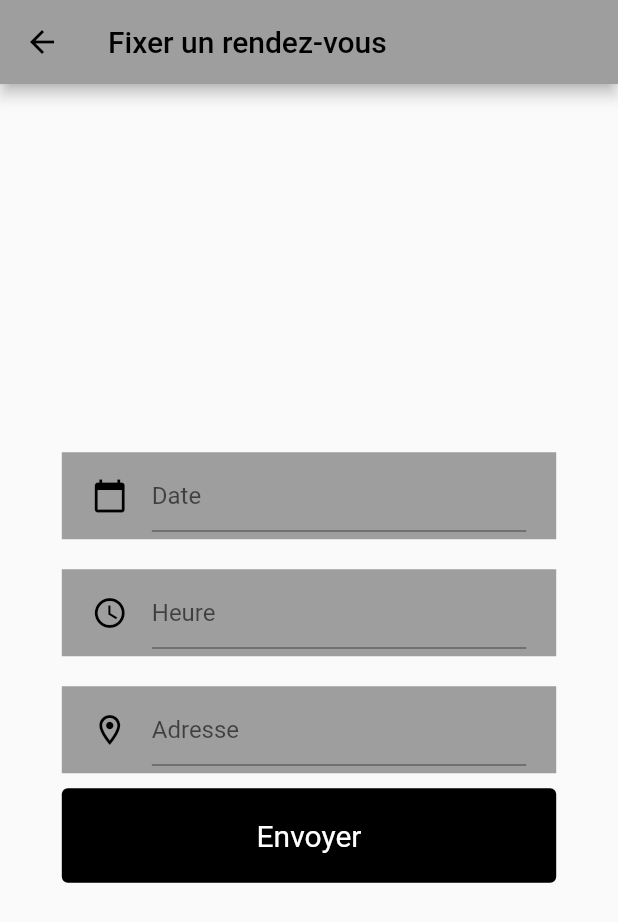
After one commit to jkom4/TUnderMobile, a Flutter app: the screen it shows after launch, after a tap on "Fixer un rendez-vous", on a phone screen of 412 x 824 dp. The commit adds this screen. Shown: the top 922 px of the screen. Run offline on Flutter 3.47's test engine with Material 2 defaults, Android fonts, the phone set to English and light mode, and no system bars; our stand-ins replace cloud_firestore, firebase_auth, firebase_core, flutter_dotenv, flutter_secure_storage, flutter_svg and 3 more; missing offline and left inert: flutter_google_places, flutter_polyline_points, google_maps_webservice, jwt_decode; accounts and stored records are empty; network calls fail.

Commit message:
Fixer rdv

```diff
--- /dev/null
+++ b/lib/components/constants.dart
@@ -0,0 +1 @@
+const String google_api_key = "AIzaSyCiEuueD2rghj3kvOYgQQ6mVlqLVrBnqzg";
--- a/lib/main.dart
+++ b/lib/main.dart
@@ -2,9 +2,10 @@ import 'dart:io';
 import 'package:firebase_core/firebase_core.dart';
 import 'package:flutter/material.dart';
 import 'package:flutter_dotenv/flutter_dotenv.dart';
-import 'package:tunder/view/mes_demandes_view.dart';
+import 'package:tunder/view/demande_tutorat_view.dart';
 import 'package:tunder/view/my_homePage.dart';
-import 'package:tunder/view/navigation.dart';
+import 'package:tunder/view/rendez_vous.dart';
+
 
 Future<void> main() async {
   WidgetsFlutterBinding.ensureInitialized();
@@ -35,7 +36,7 @@ class MyApp extends StatelessWidget {
       theme: ThemeData(
         primarySwatch: Colors.grey,
       ),
-      home:  NavigationPage(title: "Navigation",),
+      home:  DemandeTutorat(),
 
     );
   }
--- a/lib/model/demande.dart
+++ b/lib/model/demande.dart
@@ -70,7 +70,7 @@ class Demande {
     if (gestionnaire != null) {
       this.gestionnaire = gestionnaire;
     } else {
-      throw Exception('Gestionnaire non selectionné');
+        throw Exception('Gestionnaire non selectionné');
     }
   }
 
--- a/lib/model/rencontre.dart
+++ b/lib/model/rencontre.dart
@@ -23,7 +23,7 @@ class Rencontre {
     if (date == null) {
       this.date = DateTime.fromMicrosecondsSinceEpoch(0);
     } else {
-      this.date = DateFormat("dd/MM/yyyy", "en_US").parse(date);
+      this.date = DateFormat("dd/MM/yyyy HH:mm", "en_US").parse(date);
     }
   }
 
--- a/lib/model/userSession.dart
+++ b/lib/model/userSession.dart
@@ -34,16 +34,15 @@ class UserSessionProvider {
     await _flutterSecureStorage.delete(key: "jwtToken");
   }
 
+
   Utilisateur currentUser() {
-
-    print("jwt" + jwtToken.toString());
     var json = jsonDecode(jwtToken);
     var token = json['tokenString'];
     // To decode the token
     Map<String, dynamic> payload = Jwt.parseJwt(token);
     // Print the payload
     print( "payload "+ payload.toString());
-    return new Utilisateur(payload['Name'], payload['Name'], payload['Email'],payload['Roles']);
+    return new Utilisateur(payload['Name'], payload['Name'], payload['Email']);
   }
 
 }
--- a/lib/presenter/i_mes_demandes.dart
+++ b/lib/presenter/i_mes_demandes.dart
@@ -1 +1,3 @@
-abstract class ImesDemandes {}
+abstract class ImesDemandes {
+  void displayError(String errorMessage);
+}
--- /dev/null
+++ b/lib/presenter/navigation_presenter.dart
@@ -0,0 +1,4 @@
+class NavigationPresenter {
+
+
+}
--- a/lib/view/demande_tutorat_view.dart
+++ b/lib/view/demande_tutorat_view.dart
@@ -9,6 +9,7 @@ import 'package:tunder/model/utilisateur.dart';
 import 'package:tunder/presenter/i_demande_tutorat.dart';
 import 'package:tunder/components/title_page.dart';
 import 'package:tunder/presenter/demande_presenter.dart';
+import 'package:tunder/view/rendez_vous.dart';
 
 class DemandeTutorat extends StatefulWidget {
   const DemandeTutorat({Key? key}) : super(key: key);
@@ -19,6 +20,8 @@ class DemandeTutorat extends StatefulWidget {
 
 class _DemandeTutoratState extends State<DemandeTutorat>
     implements IdemandeTutorat {
+
+
   late DemandePresenter demandePresenter;
   late Future<List<Cours>> coursGivenBloc;
   Future<List<Utilisateur>>? tutorGivenCours;
@@ -73,6 +76,7 @@ class _DemandeTutoratState extends State<DemandeTutorat>
             coursDropdown(coursGivenBloc, _updateTutorGivenCoursState),
             tutorDropdown(tutorGivenCours, _updateSelectedTutor),
             commentText(_updateComment),
+
             Column(
               crossAxisAlignment: CrossAxisAlignment.center,
               children: [
@@ -80,6 +84,15 @@ class _DemandeTutoratState extends State<DemandeTutorat>
                   width: 0,
                   height: 10,
                 ),
+                SizedBox(height: 8),
+                ElevatedButton(
+                  onPressed: () {
+                    navigateAndGetRencontre(context);
+                  },
+                  child: const Text('Fixer un rendez-vous'),
+
+                ),
+                SizedBox(height: 8),
                 ButtonTUnder(
                     width: MediaQuery.of(context).size.width * 0.8,
                     callback: () {
@@ -93,9 +106,29 @@ class _DemandeTutoratState extends State<DemandeTutorat>
               ],
             )
           ],
+
         ))),
       ),
     );
+  }
+
+  Future<void> navigateAndGetRencontre(BuildContext context) async {
+    // Navigator.push returns a Future that completes after calling
+    // Navigator.pop on the Selection Screen.
+    final result = await Navigator.push(
+      context,
+      MaterialPageRoute(builder: (context) => const RendezVousPage()),
+    );
+
+    // When a BuildContext is used from a StatefulWidget, the mounted property
+    // must be checked after an asynchronous gap.
+    if (!mounted) return;
+
+    // After the Selection Screen returns a result, hide any previous snackbars
+    // and show the new result.
+    ScaffoldMessenger.of(context)
+      ..removeCurrentSnackBar()
+      ..showSnackBar(SnackBar(content: Text('$result')));
   }
 
   @override
--- /dev/null
+++ b/lib/view/rendez_vous.dart
@@ -0,0 +1,122 @@
+import 'package:flutter/material.dart';
+import 'package:flutter_google_places/flutter_google_places.dart';
+import 'package:google_maps_webservice/places.dart';
+import 'package:intl/intl.dart';
+import 'package:tunder/components/constants.dart';
+import 'package:tunder/model/rencontre.dart';
+import '../components/button_tunder.dart';
+import '../components/text_field_container.dart';
+
+class RendezVousPage extends StatefulWidget {
+  const RendezVousPage({Key? key}) : super(key: key);
+
+  @override
+  State<RendezVousPage> createState() => _RendezVousState();
+}
+
+class _RendezVousState extends State<RendezVousPage> {
+
+  TextEditingController dateController = TextEditingController();
+  TextEditingController heureController = TextEditingController();
+  TextEditingController lieuController = TextEditingController();
+
+  @override
+  Widget build(BuildContext context) {
+    return Scaffold(
+      appBar: AppBar(
+        title: Text("Fixer un rendez-vous"),
+      ),
+      body: Center(
+        child: Column(
+            mainAxisAlignment: MainAxisAlignment.center,
+            children: <Widget>[
+              TextFieldContainer(
+                child: TextField(
+                    controller: dateController,
+                    decoration: const InputDecoration(
+                        icon: Icon(Icons.calendar_today,
+                        color: Colors.black,),
+                        hintText: "Date"),
+                    readOnly: true,  // when true user cannot edit text
+                    onTap: () async {
+                      //when click we have to show the datepicker
+                      DateTime? pickedDate = await showDatePicker(
+                          context: context,
+                          initialDate: DateTime.now(), //get today's date
+                          firstDate:DateTime(2000), //DateTime.now() - not to allow to choose before today.
+                          lastDate: DateTime(2101),
+
+                      );
+
+                      dateController.text = DateFormat('dd/MM/yyyy').format(pickedDate!);
+
+                    }
+                ),
+              ),
+              TextFieldContainer(
+                child: TextField(
+                    controller: heureController,
+                    decoration: const InputDecoration(
+                        icon: Icon(Icons.watch_later_outlined,
+                          color: Colors.black,),
+                        hintText: "Heure"),
+                    readOnly: true,  // when true user cannot edit text
+                    onTap: () async {
+                      //when click we have to show the datepicker
+                      TimeOfDay? pickedHeure = await showTimePicker(
+                          context: context,
+                          initialTime: TimeOfDay.now(), //get today's date
+                        builder: (context, child) {
+                          return MediaQuery(
+                            data: MediaQuery.of(context).copyWith(alwaysUse24HourFormat: true),
+                            child: child ?? Container(),
+                          );
+                        },
+
+                      );
+                      var df = DateFormat("h:mm a");
+                      var dt = df.parse(pickedHeure!.format(context));
+                      heureController.text =  DateFormat('HH:mm').format(dt);
+                    }
+                ),
+              ),
+              TextFieldContainer(
+                  child: TextField(
+                controller: lieuController,
+                      decoration: const InputDecoration(
+                          icon: Icon(Icons.location_on_outlined,
+                            color: Colors.black,),
+                          hintText: "Adresse"),
+                    onTap: () async {
+                      Prediction? p = await PlacesAutocomplete.show(
+                          context: context, apiKey: google_api_key,
+                          mode: Mode.overlay, // Mode.fullscreen
+                          offset: 0,
+                          radius: 1000,
+                          types: [],
+                          strictbounds: false,
+                          region: "be",
+                          language: "fr" , components: [
+                            Component(Component.country, "be")
+                          ]);
+
+                    lieuController.text = p!.description!;
+                      print(lieuController.text);
+                    },
+
+              ),
+              ),
+              ButtonTUnder(
+                width: MediaQuery.of(context).size.width * 0.8,
+                child: const Text("Envoyer"),
+                callback: (){
+                  String dateHeure = dateController.text + " " + heureController.text;
+                  Navigator.pop(context, Rencontre(dateHeure, lieuController.text) );
+                },
+              ),
+            ]),
+      ),
+    );
+  }
+
+}
--- a/pubspec.yaml
+++ b/pubspec.yaml
@@ -48,6 +48,7 @@ dependencies:
   location: ^4.4.0
   google_maps_flutter: ^2.2.1
   flutter_polyline_points: ^1.0.0
+  flutter_google_places: ^0.3.0
 
 
   # The following adds the Cupertino Icons font to your application.
```
Also changed, not shown: lib/model/utilisateur.dart (+3 -11 lines), lib/repository/demande_repository.dart (+25 -12 lines), lib/view/mes_demandes_view.dart (+10 -0 lines), lib/view/navigation.dart (+75 -2 lines), lib/view/profil_page.dart (+2 -7 lines), lib/model/utilisateur.g.dart, pubspec.lock.
